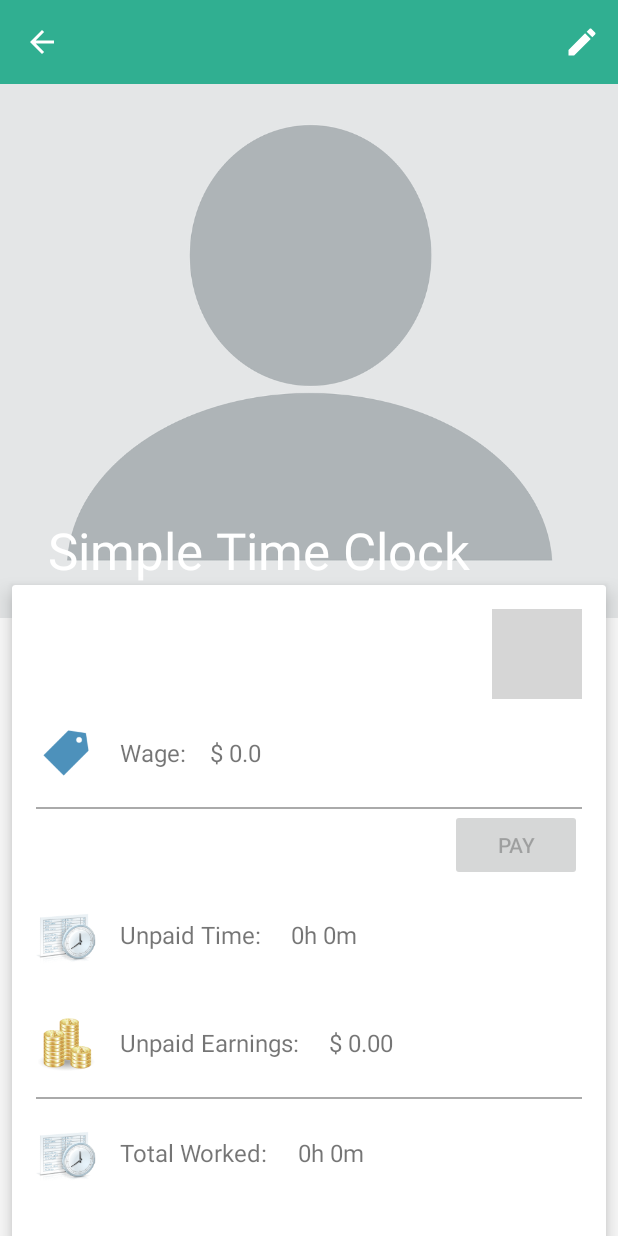
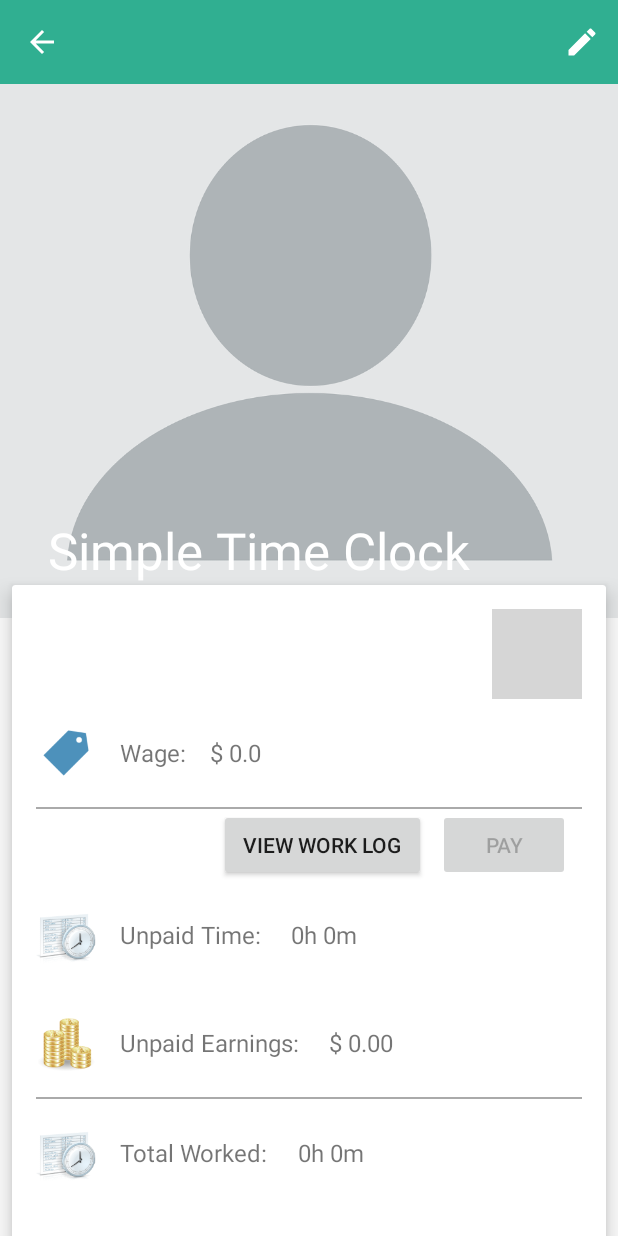
Before and after one commit to msaenz424/SimpleTimeClock, an Android app: the EmployeeDetailsFragment screen opened directly, with no data from a screen before it, on a phone screen of 412 x 824 dp. Run offline under Robolectric (Android 15) with nearby library versions, the phone set to English and light mode, and no system bars; grey boxes are pictures that could not be loaded.

Commit message:
feat: added a button on detail screen for viewing work log

```diff
--- a/app/src/main/AndroidManifest.xml
+++ b/app/src/main/AndroidManifest.xml
@@ -18,7 +18,6 @@
         android:label="@string/app_name"
         android:supportsRtl="true"
         android:theme="@style/AppTheme">
-
         <meta-data android:name="com.google.android.gms.version" />
 
         <provider
@@ -39,16 +38,14 @@
                 <category android:name="android.intent.category.LAUNCHER" />
             </intent-filter>
         </activity>
-
         <activity
             android:name=".view.activities.AllEmployeesActivity"
             android:parentActivityName=".view.activities.MainActivity" />
         <activity android:name=".view.activities.EmployeeDetailsActivity" />
-
         <activity
             android:name="com.google.android.gms.ads.AdActivity"
             android:configChanges="keyboard|keyboardHidden|orientation|screenLayout|uiMode|screenSize|smallestScreenSize" />
-
+        <activity android:name=".view.activities.WorkLogActivity"></activity>
     </application>
 
 </manifest>
--- a/app/src/main/java/com/android/mig/simpletimeclock/view/fragments/EmployeeDetailsFragment.java
+++ b/app/src/main/java/com/android/mig/simpletimeclock/view/fragments/EmployeeDetailsFragment.java
@@ -44,7 +44,7 @@
     private TextView mUnpaidEarningsTextView;
     private TextView mTotalHoursTextView;
     private TextView mTotalEarningsTextView;
-    private Button mPayButton;
+    private Button mViewWorkLogButton, mPayButton;
 
     int mEmployeeId;
     String mUnpaidEarnings;
--- a/app/src/main/res/layout/fragment_employee_detail.xml
+++ b/app/src/main/res/layout/fragment_employee_detail.xml
@@ -23,9 +23,9 @@
                 android:layout_width="match_parent"
                 android:layout_height="wrap_content"
                 android:adjustViewBounds="true"
+                android:src="@drawable/im_blank_profile"
                 android:transitionName="@string/transition_photo"
-                android:src="@drawable/im_blank_profile"
-                app:layout_collapseMode="parallax"/>
+                app:layout_collapseMode="parallax" />
 
             <android.support.v7.widget.Toolbar
                 android:id="@+id/det_toolbar"
@@ -98,12 +98,27 @@
                     android:layout_height="1dp"
                     android:background="@android:color/darker_gray" />
 
-                <Button
-                    android:id="@+id/det_pay_button"
+                <LinearLayout
                     android:layout_width="wrap_content"
                     android:layout_height="wrap_content"
                     android:layout_gravity="end"
-                    android:text="@string/pay_button_text" />
+                    android:orientation="horizontal">
+
+                    <Button
+                        android:id="@+id/det_view_work_log_button"
+                        style="@style/DetailButton"
+                        android:layout_width="wrap_content"
+                        android:layout_height="wrap_content"
+                        android:text="@string/view_work_log_button_text" />
+
+                    <Button
+                        android:id="@+id/det_pay_button"
+                        style="@style/DetailButton"
+                        android:layout_width="wrap_content"
+                        android:layout_height="wrap_content"
+                        android:text="@string/pay_button_text" />
+
+                </LinearLayout>
 
                 <LinearLayout
                     style="@style/LinearLayoutVerticalMargin"
--- /dev/null
+++ b/app/src/main/res/layout/fragment_work_log.xml
@@ -0,0 +1,6 @@
+<?xml version="1.0" encoding="utf-8"?>
+<android.support.constraint.ConstraintLayout
+    xmlns:android="http://schemas.android.com/apk/res/android" android:layout_width="match_parent"
+    android:layout_height="match_parent">
+
+</android.support.constraint.ConstraintLayout>
--- a/app/src/main/res/values/dimens.xml
+++ b/app/src/main/res/values/dimens.xml
@@ -28,6 +28,8 @@
     <dimen name="det_item_icon_size">40dp</dimen>
     <dimen name="det_textview_left_padding">16dp</dimen>
     <dimen name="init_scroll_up_distance">100dp</dimen>
+    <dimen name="button_horizontal_padding">16dp</dimen>
+    <dimen name="button_horizontal_margin">8dp</dimen>
 
     <!-- DialogFragment -->
     <dimen name="dialog_image_frame_size">120dp</dimen>
--- a/app/src/main/res/values/strings.xml
+++ b/app/src/main/res/values/strings.xml
@@ -30,6 +30,7 @@
     <string name="text_periodic_earnings">Unpaid Earnings:\u0020</string>
     <string name="text_periodic_worked_hours">Unpaid Time:\u0020</string>
     <string name="dollar_currency_symbol">$\u0020</string>
+    <string name="view_work_log_button_text">View work log</string>
     <string name="pay_button_text">Pay</string>
     <string name="paid_earnings_message">paid</string>
     <string name="item_title_edit">Edit</string>
--- a/app/src/main/res/values/styles.xml
+++ b/app/src/main/res/values/styles.xml
@@ -43,4 +43,10 @@
         <item name="android:background">@color/colorPrimary</item>
     </style>
 
+    <style name="DetailButton" >
+        <item name="android:paddingStart">@dimen/button_horizontal_padding</item>
+        <item name="android:paddingEnd">@dimen/button_horizontal_padding</item>
+        <item name="android:layout_marginEnd">@dimen/button_horizontal_margin</item>
+    </style>
+
 </resources>
```
Also changed, not shown: app/src/main/java/com/android/mig/simpletimeclock/view/activities/WorkLogActivity.java (added, +15 -0 lines), app/src/main/java/com/android/mig/simpletimeclock/view/fragments/WorkLogFragment.java (added, +23 -0 lines), app/src/main/res/layout/activity_work_log.xml (added, +8 -0 lines).
